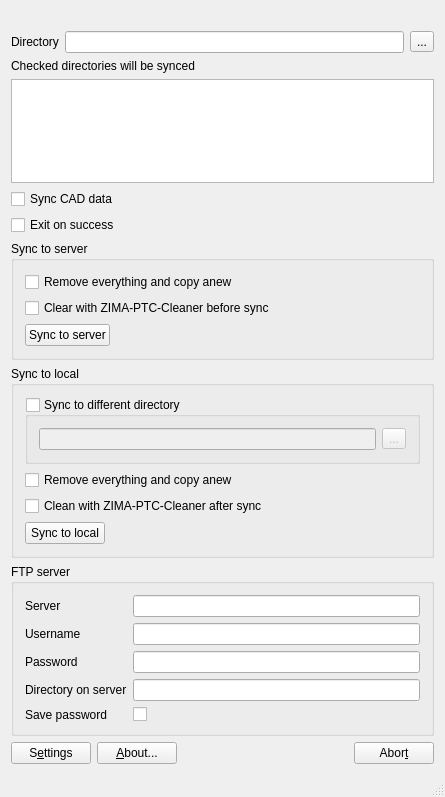
First picture: the form in src/MainWindow.ui, repository ZIMA-Engineering/ZIMA-CAD-Sync, before the edit.
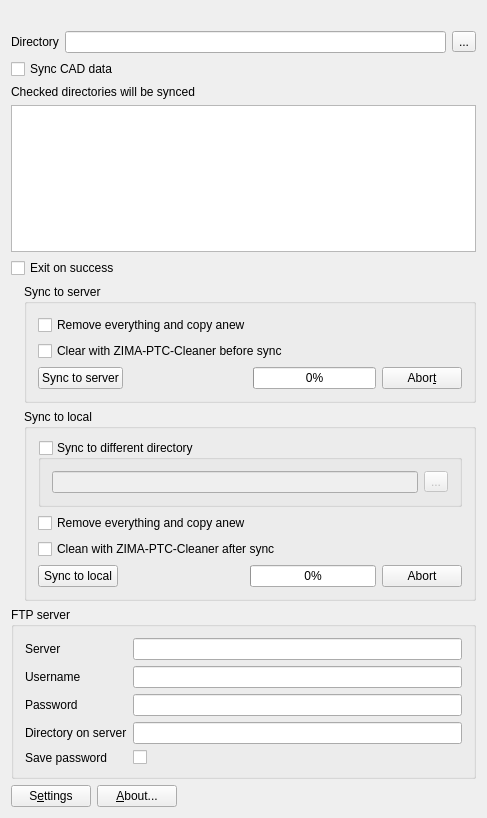
Second picture: the form after the edit. Icons and pictures are not drawn.

Commit message:
Rearrange main window
Local and server sync have their own progress abrs and about buttons,
remove status bar.

```diff
--- a/src/MainWindow.ui
+++ b/src/MainWindow.ui
@@ -6,8 +6,8 @@
    <rect>
     <x>0</x>
     <y>0</y>
-    <width>445</width>
-    <height>797</height>
+    <width>487</width>
+    <height>818</height>
    </rect>
   </property>
   <property name="windowTitle">
@@ -50,16 +50,6 @@
       </item>
      </layout>
     </item>
-    <item>
-     <widget class="QLabel" name="label">
-      <property name="text">
-       <string>Checked directories will be synced</string>
-      </property>
-     </widget>
-    </item>
-    <item>
-     <widget class="QListWidget" name="filterListWidget"/>
-    </item>
     <item>
      <widget class="QCheckBox" name="syncCadDataCheckBox">
       <property name="text">
@@ -67,6 +57,23 @@
       </property>
      </widget>
     </item>
+    <item>
+     <widget class="QLabel" name="label">
+      <property name="text">
+       <string>Checked directories will be synced</string>
+      </property>
+     </widget>
+    </item>
+    <item>
+     <widget class="QListWidget" name="filterListWidget">
+      <property name="minimumSize">
+       <size>
+        <width>0</width>
+        <height>100</height>
+       </size>
+      </property>
+     </widget>
+    </item>
     <item>
      <widget class="QCheckBox" name="exitCheckBox">
       <property name="text">
@@ -75,6 +82,18 @@
      </widget>
     </item>
     <item>
+     <layout class="QHBoxLayout" name="horizontalLayout_6">
+      <item>
+       <widget class="QLabel" name="label_3">
+        <property name="text">
+         <string/>
+        </property>
+        <property name="pixmap">
+         <pixmap resource="../ZIMA-CAD-Sync.qrc">:/gfx/up.png</pixmap>
+        </property>
+       </widget>
+      </item>
+      <item>
      <widget class="QGroupBox" name="serverGroupBox">
       <property name="title">
        <string>Sync to server</string>
@@ -132,9 +151,41 @@
            </property>
           </spacer>
          </item>
+           <item>
+            <widget class="QProgressBar" name="serverProgressBar">
+             <property name="value">
+              <number>0</number>
+             </property>
+            </widget>
+           </item>
+           <item>
+            <widget class="QPushButton" name="abortServerButton">
+             <property name="text">
+              <string>Abor&amp;t</string>
+             </property>
+             <property name="icon">
+              <iconset resource="../ZIMA-CAD-Sync.qrc">
+               <normaloff>:/gfx/stop.png</normaloff>:/gfx/stop.png</iconset>
+             </property>
+            </widget>
+           </item>
         </layout>
        </item>
       </layout>
+       </widget>
+      </item>
+     </layout>
+    </item>
+    <item>
+     <layout class="QHBoxLayout" name="horizontalLayout_7">
+      <item>
+       <widget class="QLabel" name="label_4">
+        <property name="text">
+         <string/>
+        </property>
+        <property name="pixmap">
+         <pixmap resource="../ZIMA-CAD-Sync.qrc">:/gfx/down.png</pixmap>
+        </property>
      </widget>
     </item>
     <item>
@@ -217,10 +268,30 @@
            </property>
           </spacer>
          </item>
+           <item>
+            <widget class="QProgressBar" name="localProgressBar">
+             <property name="value">
+              <number>0</number>
+             </property>
+            </widget>
+           </item>
+           <item>
+            <widget class="QPushButton" name="abortLocalButton">
+             <property name="text">
+              <string>Abort</string>
+             </property>
+             <property name="icon">
+              <iconset resource="../ZIMA-CAD-Sync.qrc">
+               <normaloff>:/gfx/stop.png</normaloff>:/gfx/stop.png</iconset>
+             </property>
+            </widget>
+           </item>
         </layout>
        </item>
       </layout>
      </widget>
+      </item>
+     </layout>
     </item>
     <item>
      <widget class="QGroupBox" name="groupBox_4">
@@ -334,22 +405,10 @@
         </property>
        </spacer>
       </item>
-      <item>
-       <widget class="QPushButton" name="abortButton">
-        <property name="text">
-         <string>Abor&amp;t</string>
-        </property>
-        <property name="icon">
-         <iconset resource="../ZIMA-CAD-Sync.qrc">
-          <normaloff>:/gfx/stop.png</normaloff>:/gfx/stop.png</iconset>
-        </property>
-       </widget>
-      </item>
      </layout>
     </item>
    </layout>
   </widget>
-  <widget class="QStatusBar" name="statusBar"/>
  </widget>
  <layoutdefault spacing="6" margin="11"/>
  <resources>
```
Left out of the diff: 8 changed lines with no effect on the pictures. Lines whose indentation alone changed are shown as unchanged. The commit also changes 3 other files.
